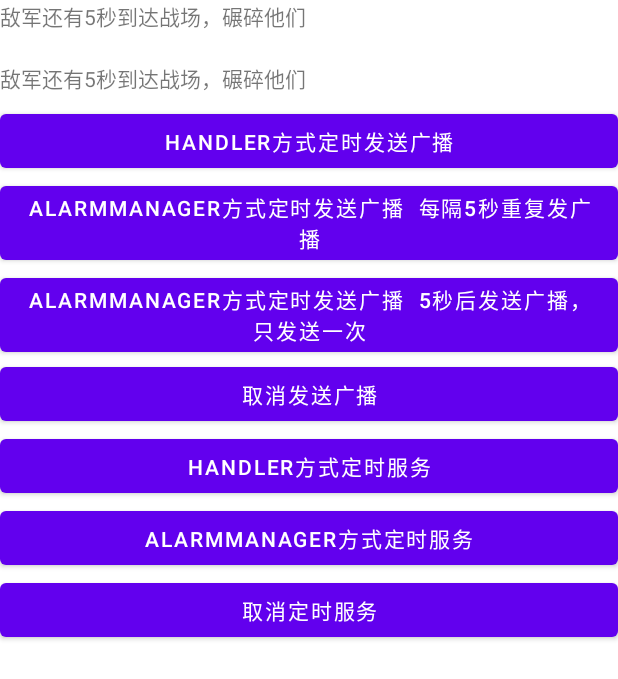
After one commit to universetyg/memorandum, an Android app: the layout activity_demo.xml on its own in the app's theme, with its tools: preview values and no code run, on a phone screen of 412 x 824 dp. The commit adds this screen. Shown: the top 679 px of the screen. Run offline under Robolectric (Android 15) with nearby library versions, the light colour scheme and no system bars.

Commit message:
还是有问题的广播

```diff
--- a/app/src/main/java/com/gty/memorandum/util/Utils.java
+++ b/app/src/main/java/com/gty/memorandum/util/Utils.java
@@ -10,8 +10,9 @@ import android.os.Build;
 
 import androidx.core.app.NotificationCompat;
 
+import com.gty.memorandum.MainActivity;
 import com.gty.memorandum.R;
-import com.gty.memorandum.activity.NotificationActivity;
+import com.gty.memorandum.activity.PostActivity;
 
 public class Utils {
     private  static NotificationManager mNotificationManager;
@@ -25,7 +26,7 @@ public class Utils {
         final String CHANNAL_ID = "chat";
 
         //获取 PendingIntent 对象，NotificationActivity是另一个活动
-        Intent intent = new Intent(context, NotificationActivity.class);
+        Intent intent = new Intent(context, MainActivity.class);
         PendingIntent pi = PendingIntent.getActivity(context, 0 ,intent, 0);
 
         //获取系统通知服务
--- /dev/null
+++ b/app/src/main/res/layout/activity_demo.xml
@@ -0,0 +1,88 @@
+<?xml version="1.0" encoding="utf-8"?>
+<RelativeLayout xmlns:android="http://schemas.android.com/apk/res/android"
+    xmlns:app="http://schemas.android.com/apk/res-auto"
+    xmlns:tools="http://schemas.android.com/tools"
+    android:layout_width="match_parent"
+    android:layout_height="match_parent"
+    tools:context=".MainActivity"
+    android:outlineAmbientShadowColor="@android:color/holo_blue_bright"
+    tools:ignore="UnusedAttribute">
+
+    <Button
+        android:id="@+id/button1"
+        android:layout_width="match_parent"
+        android:layout_height="wrap_content"
+        android:layout_above="@+id/button2"
+        android:layout_alignLeft="@+id/button2"
+        android:text="Handler方式定时发送广播" />
+
+    <Button
+        android:id="@+id/button5"
+        android:layout_width="match_parent"
+        android:layout_height="wrap_content"
+        android:layout_below="@+id/textView1"
+        android:layout_centerHorizontal="true"
+        android:layout_marginTop="176dp"
+        android:text="取消发送广播" />
+
+    <Button
+        android:id="@+id/button7"
+        android:layout_width="match_parent"
+        android:layout_height="wrap_content"
+        android:layout_alignBottom="@+id/button5"
+        android:layout_alignLeft="@+id/button5"
+        android:layout_marginBottom="46dp"
+        android:text="AlarmManager方式定时发送广播  5秒后发送广播，只发送一次" />
+
+    <Button
+        android:id="@+id/button3"
+        android:layout_width="match_parent"
+        android:layout_height="wrap_content"
+        android:layout_alignLeft="@+id/button5"
+        android:layout_below="@+id/button5"
+        android:text="Handler方式定时服务" />
+
+    <Button
+        android:id="@+id/button4"
+        android:layout_width="match_parent"
+        android:layout_height="wrap_content"
+        android:layout_alignLeft="@+id/button3"
+        android:layout_below="@+id/button3"
+        android:text="AlarmManager方式定时服务" />
+
+    <Button
+        android:id="@+id/button2"
+        android:layout_width="match_parent"
+        android:layout_height="wrap_content"
+        android:layout_above="@+id/button7"
+        android:layout_alignLeft="@+id/button7"
+        android:text="AlarmManager方式定时发送广播  每隔5秒重复发广播" />
+
+    <TextView
+        android:id="@+id/textView1"
+        android:layout_width="wrap_content"
+        android:layout_height="wrap_content"
+        android:layout_alignLeft="@+id/button1"
+        android:layout_alignParentTop="true"
+        android:layout_marginTop="41dp"
+        android:text="敌军还有5秒到达战场，碾碎他们" />
+
+    <TextView
+        android:id="@+id/textView2"
+        android:layout_width="wrap_content"
+        android:layout_height="wrap_content"
+        android:layout_alignLeft="@+id/textView1"
+        android:layout_alignParentTop="true"
+        android:text="敌军还有5秒到达战场，碾碎他们" />
+
+    <Button
+        android:id="@+id/button6"
+        android:layout_width="match_parent"
+        android:layout_height="wrap_content"
+        android:layout_alignLeft="@+id/button4"
+        android:layout_below="@+id/button4"
+        android:text="取消定时服务" />
+
+
+
+</RelativeLayout>
```
Also changed, not shown: app/src/main/AndroidManifest.xml (+19 -11 lines), app/src/main/java/com/gty/memorandum/MainActivity.java (+59 -3 lines), app/src/main/java/com/gty/memorandum/activity/DemoActivity.java (added, +346 -0 lines), app/src/main/java/com/gty/memorandum/activity/NotificationActivity.java (deleted, +0 -16 lines), app/src/main/java/com/gty/memorandum/server/DeadlineService.java (added, +40 -0 lines), app/src/main/java/com/gty/memorandum/server/TimerService.java (added, +51 -0 lines), app/src/main/java/com/gty/memorandum/util/ServiceUtil.java (added, +77 -0 lines), app/src/main/res/layout/activity_notification.xml (deleted, +0 -9 lines).
